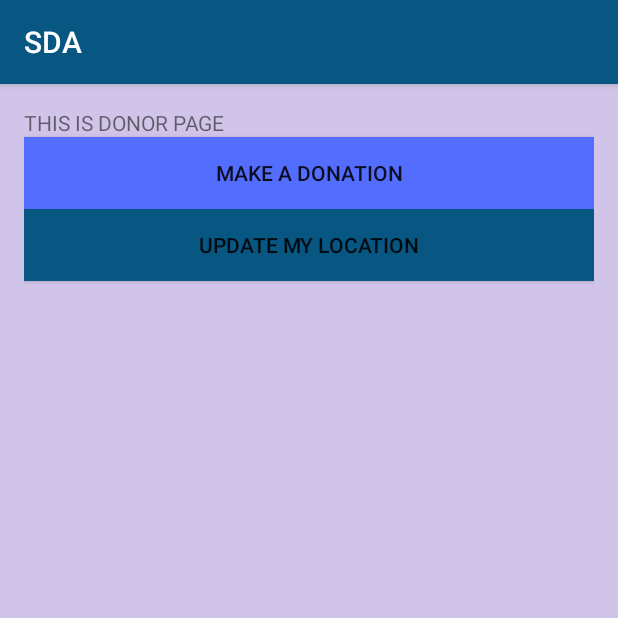
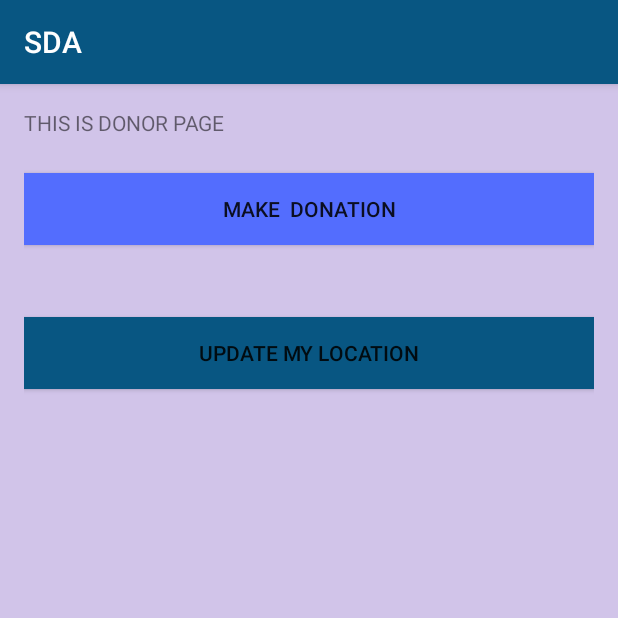
Before and after one commit to Allhabiy/SDA, an Android app: the DonatorLoginActivity screen opened directly, with no data from a screen before it, on a phone screen of 412 x 824 dp, the top half of it. Run offline under Robolectric (Android 15) with nearby library versions, the light colour scheme and no system bars.

Commit message:
improve the layout

```diff
--- a/app/src/main/res/layout/activity_donator.xml
+++ b/app/src/main/res/layout/activity_donator.xml
@@ -14,20 +14,25 @@
         android:layout_width="match_parent"
         android:layout_height="match_parent"
         android:orientation="vertical">
+
         <TextView
             android:layout_width="wrap_content"
             android:layout_height="wrap_content"
-            android:text="THIS IS DONOR PAGE"/>
+            android:text="THIS IS DONOR PAGE" />
 
         <Button
             android:layout_width="match_parent"
             android:layout_height="wrap_content"
+            android:layout_marginBottom="24dp"
+            android:layout_marginTop="24dp"
             android:background="@color/blue_normal"
-            android:text="Make a donation" />
+            android:text="Make  Donation" />
 
         <Button
             android:layout_width="match_parent"
             android:layout_height="wrap_content"
+            android:layout_marginBottom="24dp"
+            android:layout_marginTop="24dp"
             android:background="@color/colorPrimary"
             android:text="Update my location" />
 
--- a/app/src/main/res/layout/activity_needy.xml
+++ b/app/src/main/res/layout/activity_needy.xml
@@ -3,7 +3,7 @@
     xmlns:tools="http://schemas.android.com/tools"
     android:layout_width="match_parent"
     android:layout_height="match_parent"
-    android:background="#ffaa66cc"
+    android:background="#BBDEFB"
     android:orientation="vertical"
     android:paddingBottom="16dp"
     android:paddingLeft="16dp"
@@ -23,6 +23,8 @@
         <Button
             android:layout_width="match_parent"
             android:layout_height="wrap_content"
+            android:layout_marginBottom="24dp"
+            android:layout_marginTop="24dp"
             android:background="@color/colorPrimary"
             android:text="Update my location" />
     </LinearLayout>
```
